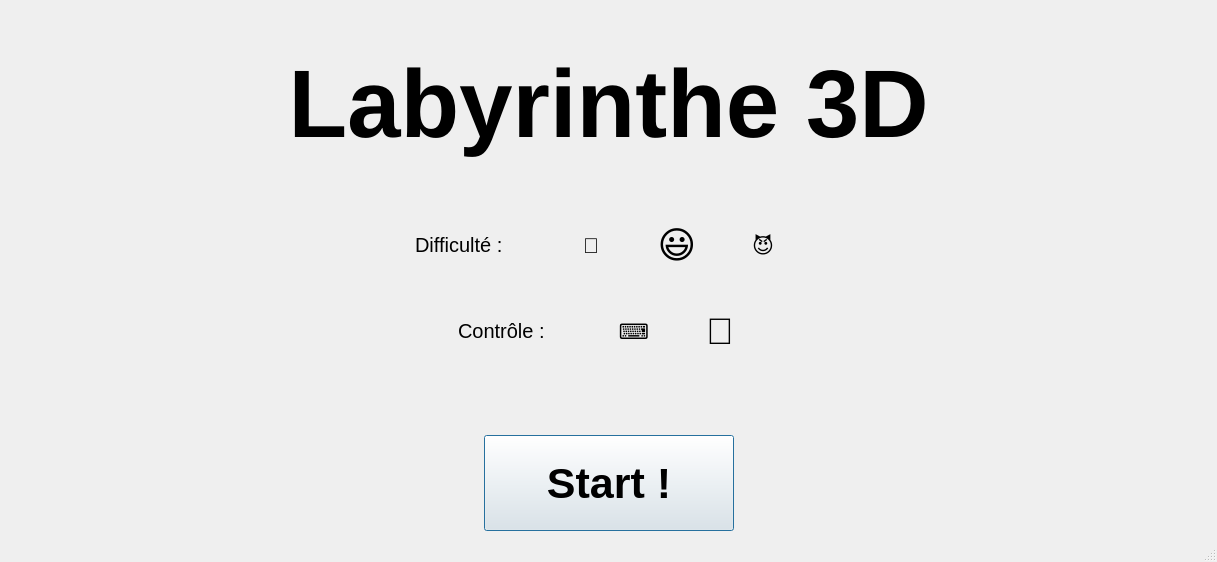
First picture: the form in AMazeing/menuwindow.ui, repository Julien-Gio/FortBayard, before the edit.
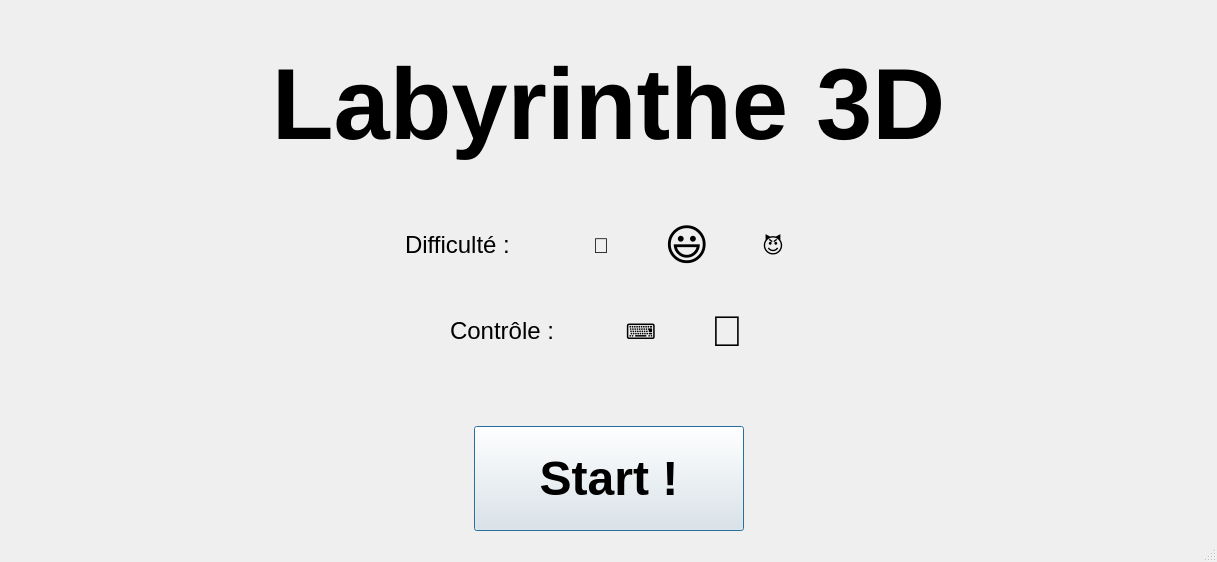
Second picture: the form after the edit.

Commit message: Bigger O.O

Patch:
```diff
--- a/AMazeing/menuwindow.ui
+++ b/AMazeing/menuwindow.ui
@@ -25,7 +25,7 @@
       </property>
       <property name="font">
        <font>
-        <pointsize>72</pointsize>
+        <pointsize>76</pointsize>
         <weight>75</weight>
         <bold>true</bold>
         <underline>false</underline>
@@ -61,13 +61,13 @@
        <widget class="QLabel" name="label_3">
         <property name="minimumSize">
          <size>
-          <width>130</width>
+          <width>150</width>
           <height>0</height>
          </size>
         </property>
         <property name="font">
          <font>
-          <pointsize>15</pointsize>
+          <pointsize>18</pointsize>
          </font>
         </property>
         <property name="text">
@@ -109,7 +109,7 @@
         </property>
         <property name="font">
          <font>
-          <pointsize>28</pointsize>
+          <pointsize>32</pointsize>
          </font>
         </property>
         <property name="cursor">
@@ -181,13 +181,13 @@
        <widget class="QLabel" name="label_2">
         <property name="minimumSize">
          <size>
-          <width>130</width>
+          <width>145</width>
           <height>0</height>
          </size>
         </property>
         <property name="font">
          <font>
-          <pointsize>15</pointsize>
+          <pointsize>18</pointsize>
          </font>
         </property>
         <property name="text">
@@ -226,7 +226,7 @@
         </property>
         <property name="font">
          <font>
-          <pointsize>28</pointsize>
+          <pointsize>32</pointsize>
          </font>
         </property>
         <property name="text">
@@ -284,13 +284,13 @@
        <widget class="QPushButton" name="StartBtn">
         <property name="minimumSize">
          <size>
-          <width>250</width>
-          <height>96</height>
+          <width>270</width>
+          <height>105</height>
          </size>
         </property>
         <property name="font">
          <font>
-          <pointsize>32</pointsize>
+          <pointsize>36</pointsize>
           <weight>75</weight>
           <bold>true</bold>
          </font>
```
The commit also changes 1 other file.
